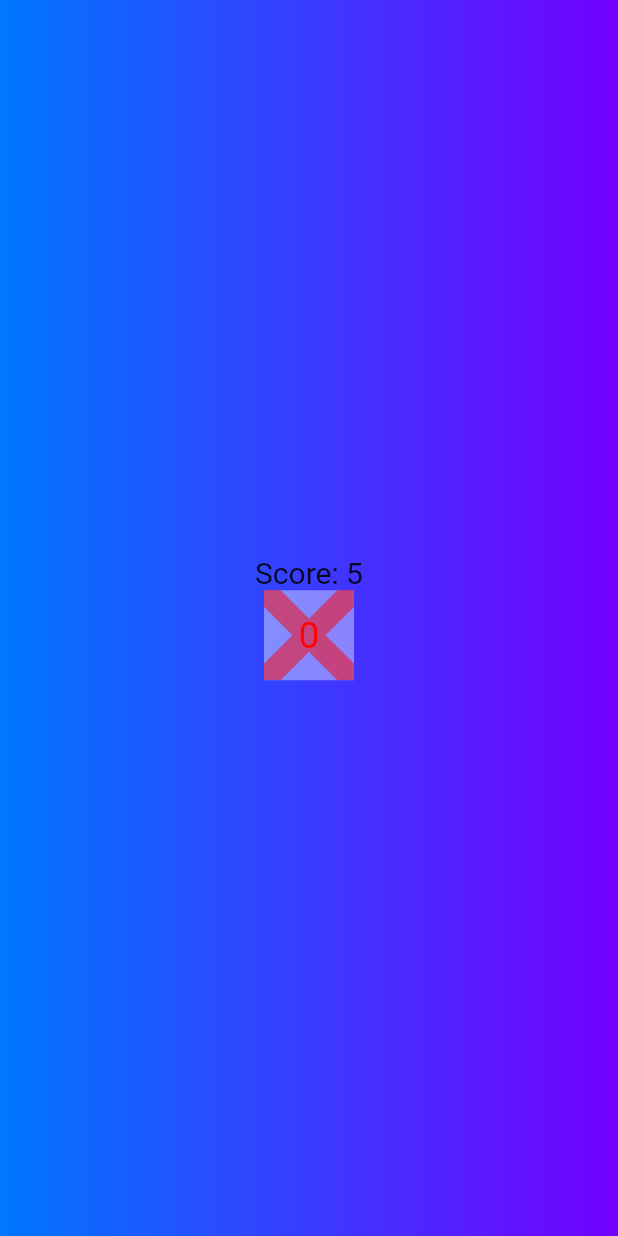
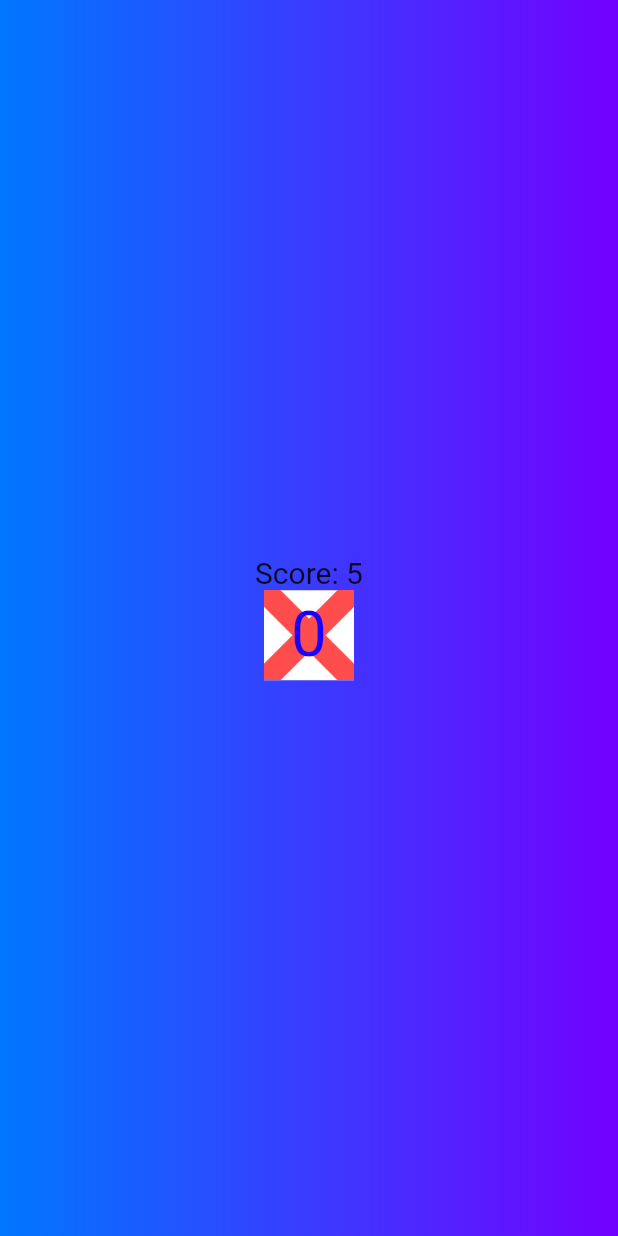
Before and after one commit to Bhav00/Udemy_Flutter, a Flutter app: the screen it shows after launch, after a tap on an icon or button, on a phone screen of 412 x 824 dp. Run offline on Flutter 3.47's test engine with Material 2 defaults, Android fonts, the phone set to English and light mode, and no system bars; our stand-ins replace google_fonts.

Commit message:
A lot of cleaning here and there while making sure it all works
Signed-off-by: Bhavpreet Singh <singh.bhavpreet00@gmail.com>

```diff
--- /dev/null
+++ b/lib/_static_ui_generators/active_button.dart
@@ -0,0 +1,20 @@
+import 'package:flutter/material.dart';
+
+class ActiveButton extends StatelessWidget {
+  const ActiveButton({super.key, required this.val});
+
+  final int val;
+
+  @override
+  Widget build(BuildContext context) {
+    return Stack(alignment: AlignmentDirectional.center, children: [
+      Text(
+        val.toString(),
+        style: const TextStyle(
+          fontSize: 42.5,
+          color: Color.fromARGB(255, 25, 0, 255),
+        ),
+      )
+    ]);
+  }
+}
--- /dev/null
+++ b/lib/_static_ui_generators/in_active_button.dart
@@ -0,0 +1,34 @@
+import 'package:flutter/material.dart';
+
+class InActiveButton extends StatelessWidget {
+  const InActiveButton({
+    super.key,
+    required this.val,
+    required this.img,
+  });
+
+  final int val;
+  final Image img;
+  @override
+  Widget build(BuildContext context) {
+    return Stack(
+      alignment: AlignmentDirectional.center,
+      children: [
+        Positioned(
+          child: Container(
+            padding: EdgeInsets.zero,
+            child: img,
+          ),
+        ),
+        Text(
+          val.toString(),
+          // textAlign: TextAlign.right,
+          style: const TextStyle(
+            fontSize: 42.5,
+            color: Color.fromARGB(255, 25, 0, 255),
+          ),
+        ),
+      ],
+    );
+  }
+}
--- /dev/null
+++ b/lib/bin_go/button_component.dart
@@ -0,0 +1,61 @@
+import 'package:evalaton/_static_ui_generators/active_button.dart';
+import 'package:evalaton/_static_ui_generators/in_active_button.dart';
+import 'package:flutter/material.dart';
+
+class CustButt extends StatefulWidget {
+  const CustButt({super.key, required this.value});
+
+  final int value;
+
+  @override
+  State<CustButt> createState() {
+    return _CustButt();
+  }
+}
+
+class _CustButt extends State<CustButt> {
+  bool _clicked = false;
+  int? val;
+  Image? cross;
+
+  @override
+  void initState() {
+    val = widget.value;
+    cross = Image.asset(
+      'assets/images/close2.png',
+      color: const Color.fromARGB(255, 255, 76, 76),
+    );
+    super.initState();
+  }
+
+  @override
+  void didChangeDependencies() {
+    super.didChangeDependencies();
+    precacheImage(cross!.image, context);
+  }
+
+  @override
+  Widget build(BuildContext context) {
+    return GestureDetector(
+      onTap: () {
+        setState(() {
+          // Toggle light when tapped.
+          _clicked = true;
+        });
+      },
+      child: Container(
+        padding: EdgeInsets.zero,
+        height: 60,
+        width: 60,
+        color: const Color.fromARGB(255, 255, 255, 255),
+        // Change button text when light changes state.
+        child: _clicked
+            ? InActiveButton(
+                val: val!,
+                img: cross!,
+              )
+            : ActiveButton(val: val!),
+      ),
+    );
+  }
+}
--- a/lib/ui.dart
+++ b/lib/bin_go/playaround_ui.dart
@@ -1,9 +1,10 @@
-// import 'package:evalaton/cust_buttons.dart';
-import 'package:evalaton/stuff.dart';
-
 import 'package:flutter/material.dart';
 // import 'dart:math';
 
+import 'package:evalaton/bin_go/button_component.dart';
+// import 'package:evalaton/try_new_stuff/stuff.dart';
+
+//  This is basically to try new things in UI changes
 class Thing extends StatelessWidget {
   const Thing({super.key});
 
@@ -28,7 +29,7 @@ class Thing extends StatelessWidget {
                 "Score: $score",
                 style: const TextStyle(fontSize: 20),
               ),
-              const CustomButt(value: 0),
+              const CustButt(value: 0),
             ],
           ),
         ),
--- a/lib/main.dart
+++ b/lib/main.dart
@@ -1,8 +1,10 @@
 import 'package:flutter/material.dart';
 // import 'package:google_fonts/google_fonts.dart';
 
-import 'package:evalaton/ui.dart';
+import 'package:evalaton/bin_go/playaround_ui.dart';
 
 void main() {
+  // right now it calls a stateless function,
+  // Later it will need a function to manage the state of the app
   runApp(const MaterialApp(home: Thing()));
 }
--- a/lib/stuff.dart
+++ /dev/null
@@ -1,75 +0,0 @@
-import 'package:flutter/material.dart';
-
-Widget something =
-    const Stack(alignment: AlignmentDirectional.center, children: [
-  Text(
-    "0",
-    style: TextStyle(
-      fontSize: 25,
-      color: Color.fromARGB(255, 0, 208, 255),
-    ),
-  )
-]);
-Widget notSomething = Stack(
-  alignment: AlignmentDirectional.center,
-  children: [
-    const Text(
-      "0",
-      // textAlign: TextAlign.right,
-      style: TextStyle(fontSize: 25, color: Color.fromARGB(255, 255, 7, 7)),
-    ),
-    Positioned(
-      child: Container(
-        padding: EdgeInsets.zero,
-        child: Image.asset(
-          'assets/images/close2.png',
-          color: const Color.fromARGB(128, 255, 0, 0),
-        ),
-      ),
-    )
-  ],
-);
-
-class CustomButt extends StatefulWidget {
-  const CustomButt({super.key, required this.value});
-
-  final int value;
-
-  @override
-  State<CustomButt> createState() {
-    return _CustomButt();
-  }
-}
-
-class _CustomButt extends State<CustomButt> {
-  bool clicked = false;
-  // int? val;
-  // Widget? something;
-  // Widget? notSomething;
-
-  // @override
-  // void initState() {
-  //   super.initState();
-  //   // val = widget.value;
-  // }
-
-  @override
-  Widget build(BuildContext context) {
-    return GestureDetector(
-      onTap: () {
-        setState(() {
-          // Toggle light when tapped.
-          clicked = true;
-        });
-      },
-      child: Container(
-        padding: EdgeInsets.zero,
-        height: 60,
-        width: 60,
-        color: const Color.fromARGB(100, 255, 255, 255),
-        // Change button text when light changes state.
-        child: clicked ? notSomething : something,
-      ),
-    );
-  }
-}
```
Also changed, not shown: lib/cust_buttons.dart (deleted, +0 -65 lines), lib/try_new_stuff/_obs_ui_future_perhaps.dart (added, +39 -0 lines), lib/try_new_stuff/cols_gen.dart (renamed from lib/_obs_ui_future_perhaps.dart, +0 -37 lines), lib/try_new_stuff/stuff.dart (added, +19 -0 lines).
